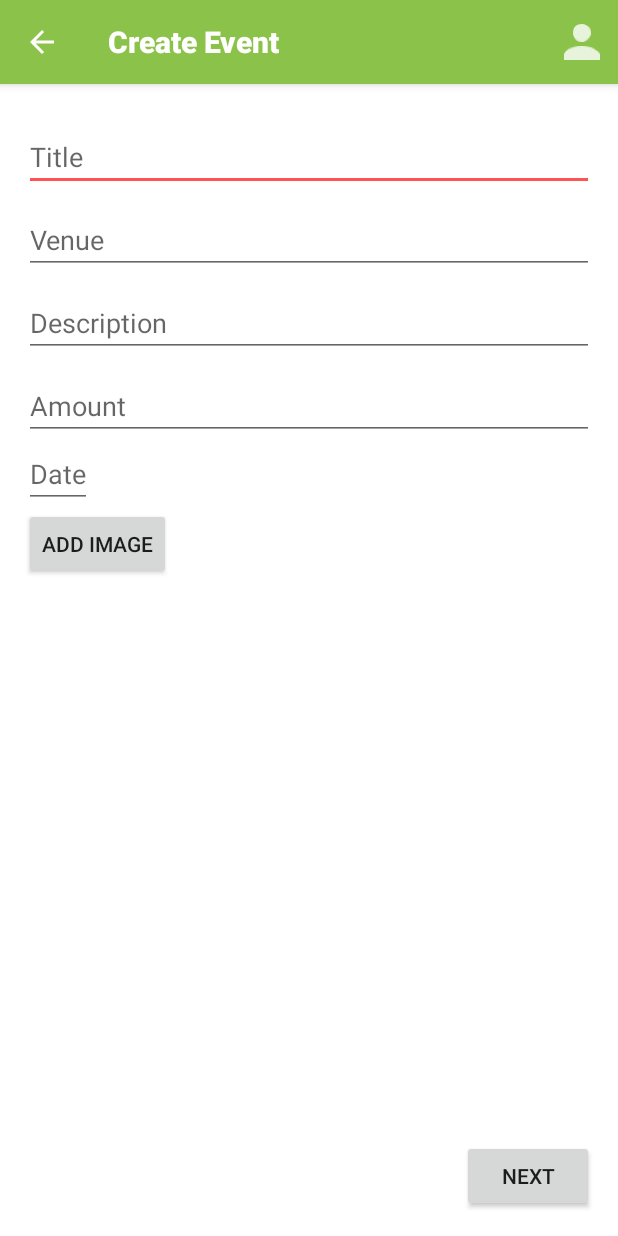
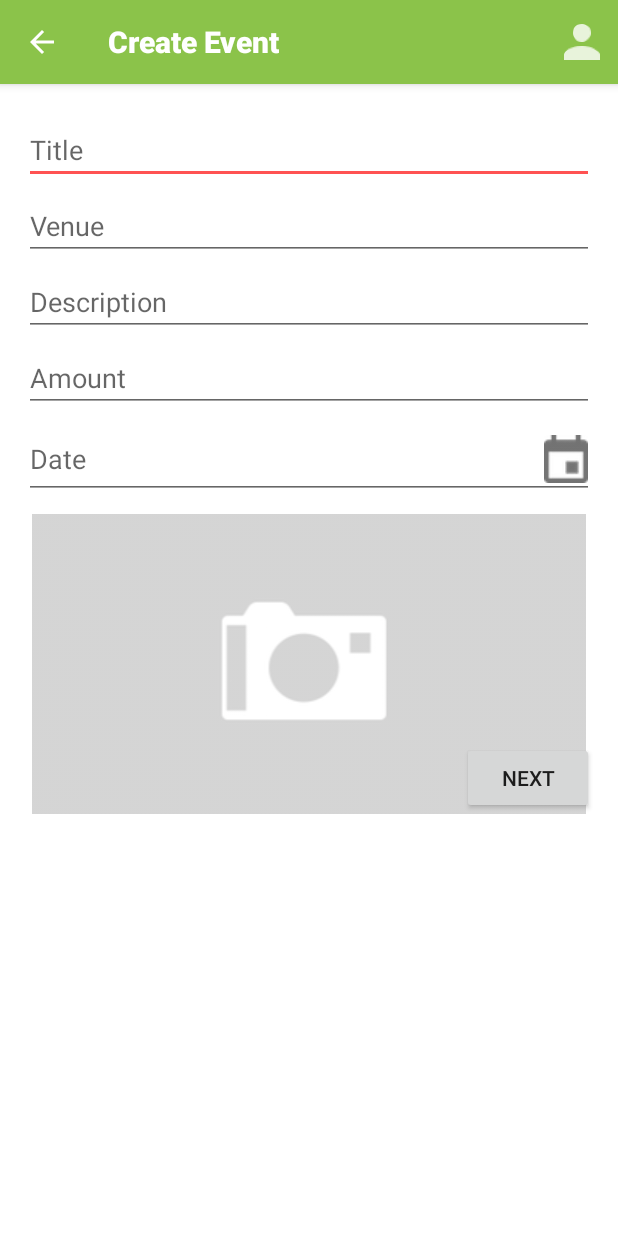
Before and after one commit to CrowdSocial/CrowdSocial, an Android app: the CreateEventActivity screen opened directly, with no data from a screen before it, on a phone screen of 412 x 824 dp. Run offline under Robolectric (Android 15) with nearby library versions, the phone set to English and light mode, and no system bars; libraries missing offline, so code that uses them is left out: com.parse.

Commit message:
improved UI

```diff
--- a/app/src/main/java/com/crowdsocial/activity/CreateEventActivity.java
+++ b/app/src/main/java/com/crowdsocial/activity/CreateEventActivity.java
@@ -44,7 +44,8 @@ import java.util.Date;
 import java.util.HashSet;
 
 public class CreateEventActivity extends BaseActivity implements
-        FinalFragment.OnContactSelectedListener {
+        FinalFragment.OnContactSelectedListener,
+        Step1Fragment.OnEventDateClickListener, Step1Fragment.OnCameraClick {
 
     ViewPager viewPager;
     EventCreateStepsPagerAdapter pagerAdapter;
@@ -119,7 +120,8 @@ public class CreateEventActivity extends BaseActivity implements
         }
     }
 
-    public void setEventDate(View view) {
+    @Override
+    public void OnEventDateClick() {
         Calendar c = Calendar.getInstance();
         DatePickerDialog datePickerDialog =
                 new DatePickerDialog(this, new DatePickerDialog.OnDateSetListener() {
@@ -264,7 +266,8 @@ public class CreateEventActivity extends BaseActivity implements
         }
     }
 
-    public void onLaunchCamera(View view) {
+    @Override
+    public void onLaunchCamera() {
         // create Intent to take a picture and return control to the calling application
         Intent intent = new Intent(MediaStore.ACTION_IMAGE_CAPTURE);
         intent.putExtra(MediaStore.EXTRA_OUTPUT, getPhotoFileUri(eventImageFileName)); // set the image file name
--- a/app/src/main/java/com/crowdsocial/fragment/Step1Fragment.java
+++ b/app/src/main/java/com/crowdsocial/fragment/Step1Fragment.java
@@ -1,14 +1,20 @@
 package com.crowdsocial.fragment;
 
+import android.app.Activity;
 import android.os.Bundle;
 import android.support.v4.app.Fragment;
 import android.view.LayoutInflater;
 import android.view.View;
 import android.view.ViewGroup;
+import android.widget.EditText;
+import android.widget.ImageView;
 
 import com.crowdsocial.R;
 
 public class Step1Fragment extends Fragment {
+
+    private OnEventDateClickListener eventDateListener;
+    private OnCameraClick cameraClickListener;
 
     public static Step1Fragment newInstance() {
         Step1Fragment fragment = new Step1Fragment();
@@ -19,10 +25,52 @@ public class Step1Fragment extends Fragment {
         // Required empty public constructor
     }
 
+    public interface OnEventDateClickListener {
+        public void OnEventDateClick();
+    }
+
+    public interface OnCameraClick {
+        public void onLaunchCamera();
+    }
+
+    @Override
+    public void onAttach(Activity activity) {
+        super.onAttach(activity);
+        try {
+            eventDateListener = (OnEventDateClickListener) activity;
+            cameraClickListener = (OnCameraClick) activity;
+        } catch (ClassCastException e) {
+            throw new ClassCastException(activity.toString() + " " +
+                    "must implement OnEventDateClickListener");
+        }
+    }
+
     @Override
     public View onCreateView(LayoutInflater inflater, ViewGroup container,
                              Bundle savedInstanceState) {
         // Inflate the layout for this fragment
-        return inflater.inflate(R.layout.fragment_step1, container, false);
+        View v = inflater.inflate(R.layout.fragment_step1, container, false);
+
+        EditText etDate = (EditText) v.findViewById(R.id.etDate);
+
+        etDate.setOnClickListener(new View.OnClickListener() {
+            @Override
+            public void onClick(View v) {
+                eventDateListener.OnEventDateClick();
+            }
+        });
+
+        ImageView ivEvent = (ImageView) v.findViewById(R.id.ivEvent);
+
+        ivEvent.setImageResource(R.drawable.placeholder);
+
+        ivEvent.setOnClickListener(new View.OnClickListener() {
+            @Override
+            public void onClick(View v) {
+                cameraClickListener.onLaunchCamera();
+            }
+        });
+
+        return v;
     }
 }
--- a/app/src/main/res/layout/fragment_step1.xml
+++ b/app/src/main/res/layout/fragment_step1.xml
@@ -1,14 +1,16 @@
+<ScrollView xmlns:android="http://schemas.android.com/apk/res/android"
+            android:layout_width="match_parent"
+            android:layout_height="match_parent">
     <RelativeLayout xmlns:android="http://schemas.android.com/apk/res/android"
                  xmlns:tools="http://schemas.android.com/tools"
                  android:layout_width="match_parent"
                  android:layout_height="match_parent" android:padding="@dimen/activity_horizontal_margin"
                  tools:context="com.crowdsocial.fragment.Step1Fragment">
-
         <EditText
             android:id="@+id/etEventTitle"
             android:layout_width="match_parent"
             android:layout_height="wrap_content"
-        android:layout_marginTop="10dp"
+            android:layout_marginTop="5dp"
             android:hint="@string/title"/>
 
         <EditText
@@ -17,7 +19,7 @@
             android:layout_width="match_parent"
             android:layout_height="wrap_content"
             android:hint="@string/venue"
-        android:layout_marginTop="10dp"
+            android:layout_marginTop="5dp"
             android:maxLines="3"/>
 
 
@@ -26,7 +28,7 @@
             android:layout_width="match_parent"
             android:layout_below="@id/etAddress"
             android:layout_height="wrap_content"
-        android:layout_marginTop="10dp"
+            android:layout_marginTop="5dp"
             android:hint="@string/description"
             android:maxLines="3"/>
 
@@ -34,9 +36,29 @@
             android:id="@+id/etAmount"
             android:layout_width="match_parent"
             android:layout_height="wrap_content"
-        android:layout_marginTop="10dp"
+            android:layout_marginTop="5dp"
             android:layout_below="@+id/etDescription"
             android:hint="@string/amount"/>
+
+        <EditText
+            android:id="@+id/etDate"
+            android:layout_width="match_parent"
+            android:layout_height="wrap_content"
+            android:layout_marginTop="5dp"
+            android:layout_below="@+id/etAmount"
+            android:drawableRight="@drawable/calendar"
+            android:focusableInTouchMode="false"
+            android:hint="@string/date"/>
+
+        <ImageView
+            android:layout_width="match_parent"
+            android:layout_height="200dp"
+            android:scaleType="fitXY"
+            android:id="@+id/ivEvent"
+            android:layout_marginTop="10dp"
+            android:layout_marginEnd="5dp"
+            android:layout_marginStart="5dp"
+            android:layout_below="@+id/etDate" />
 
         <Button
             android:layout_width="wrap_content"
@@ -45,32 +67,8 @@
             android:id="@+id/btnNext"
             android:onClick="nextStep"
             android:layout_alignParentBottom="true"
-        android:layout_alignParentEnd="true"
-        android:layout_gravity="right|bottom"/>
+            android:layout_alignParentEnd="true" />
 
-    <EditText
-        android:layout_width="wrap_content"
-        android:layout_height="wrap_content"
-        android:onClick="setEventDate"
-        android:hint="@string/date"
-        android:id="@+id/etDate"
-        android:layout_below="@id/etAmount" />
-
-    <Button
-        android:layout_width="wrap_content"
-        android:layout_height="wrap_content"
-        android:text="@string/add_image"
-        android:id="@+id/btnCamera"
-        android:onClick="onLaunchCamera"
-        android:layout_below="@+id/etDate"/>
-
-    <ImageView
-        android:layout_width="wrap_content"
-        android:layout_height="wrap_content"
-        android:id="@+id/ivEvent"
-        android:layout_below="@+id/btnCamera"
-        android:layout_alignParentStart="true"
-        android:layout_marginStart="73dp"
-        android:layout_marginTop="47dp"/>
 
     </RelativeLayout>
+</ScrollView>
```
Also changed, not shown: app/src/main/res/drawable/calendar.png (added), app/src/main/res/drawable/placeholder.png (added). Lines whose indentation alone changed are shown as unchanged.
